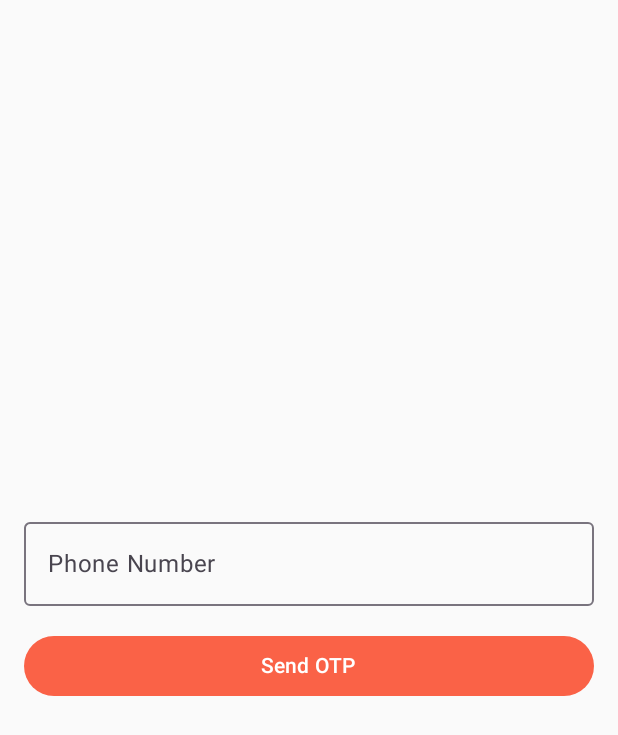
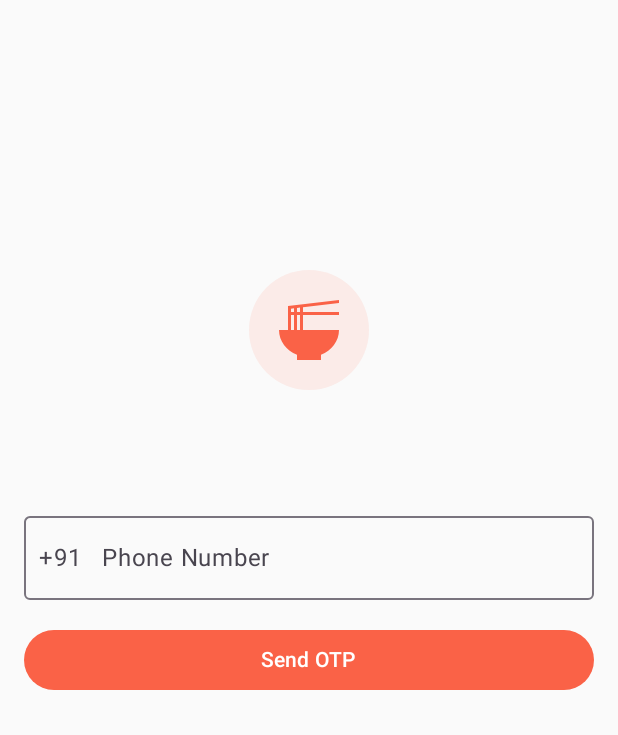
Before and after one commit to ramtechno90/Menu-app-UI, an Android app built with Jetpack Compose: the SignInScreen screen opened through its navigation route, after a tap on "Sign in with Phone Number", on a phone screen of 412 x 824 dp. Shown: the top 735 px of the screen. Run offline under Robolectric (Android 15) with nearby library versions, the phone set to English and light mode, and no system bars; our stand-ins replace Dagger/Hilt's generated code, Firebase (no records; nobody signed in at launch, a user with empty details on screens opened directly); 3 other taps on this screen came first.

Commit message:
feat: Enhance auth screens with header and phone prefix
This commit improves the user experience of the authentication flow by:
- Adding a consistent header with the app logo and restaurant name to the Sign-In, Sign-Up, and Phone Sign-In screens.
- Prepending the "+91" country code to the phone number input fields on the Sign-Up and Phone Sign-In screens to streamline user input.

These changes create a more polished and unified look and feel across the authentication journey.

```diff
--- a/app/src/main/java/com/example/menuapp/features/auth/PhoneSignInScreen.kt
+++ b/app/src/main/java/com/example/menuapp/features/auth/PhoneSignInScreen.kt
@@ -1,37 +1,77 @@
 package com.example.menuapp.features.auth
 
+import androidx.compose.foundation.background
 import androidx.compose.foundation.layout.*
+import androidx.compose.foundation.shape.CircleShape
+import androidx.compose.material.icons.Icons
+import androidx.compose.material.icons.filled.RamenDining
 import androidx.compose.material3.*
 import androidx.compose.runtime.*
 import androidx.compose.ui.Alignment
 import androidx.compose.ui.Modifier
+import androidx.compose.ui.draw.clip
+import androidx.compose.ui.text.style.TextAlign
 import androidx.compose.ui.unit.dp
+import androidx.compose.ui.unit.sp
 import androidx.hilt.navigation.compose.hiltViewModel
+import com.example.menuapp.features.welcome.WelcomeViewModel
 
 @Composable
 fun PhoneSignInScreen(
     onSendOtpClicked: (String) -> Unit,
-    viewModel: AuthViewModel = hiltViewModel()
+    authViewModel: AuthViewModel = hiltViewModel(),
+    welcomeViewModel: WelcomeViewModel = hiltViewModel()
 ) {
     var phoneNumber by remember { mutableStateOf("") }
-    val authState by viewModel.authState.collectAsState()
+    val authState by authViewModel.authState.collectAsState()
+    val restaurantName by welcomeViewModel.restaurantName.collectAsState()
 
     Column(
         modifier = Modifier
             .fillMaxSize()
             .padding(16.dp),
-        verticalArrangement = Arrangement.Center,
         horizontalAlignment = Alignment.CenterHorizontally
     ) {
+        Spacer(modifier = Modifier.weight(0.5f))
+
+        Column(
+            horizontalAlignment = Alignment.CenterHorizontally,
+            verticalArrangement = Arrangement.spacedBy(16.dp)
+        ) {
+            Box(
+                modifier = Modifier
+                    .size(80.dp)
+                    .clip(CircleShape)
+                    .background(MaterialTheme.colorScheme.primary.copy(alpha = 0.1f)),
+                contentAlignment = Alignment.Center
+            ) {
+                Icon(
+                    imageVector = Icons.Default.RamenDining,
+                    contentDescription = "App Logo",
+                    tint = MaterialTheme.colorScheme.primary,
+                    modifier = Modifier.size(48.dp)
+                )
+            }
+            Text(
+                text = restaurantName,
+                style = MaterialTheme.typography.headlineLarge.copy(fontSize = 24.sp),
+                textAlign = TextAlign.Center,
+                color = MaterialTheme.colorScheme.onBackground
+            )
+        }
+
+        Spacer(modifier = Modifier.height(32.dp))
+
         OutlinedTextField(
             value = phoneNumber,
             onValueChange = { phoneNumber = it },
             label = { Text("Phone Number") },
-            modifier = Modifier.fillMaxWidth()
+            modifier = Modifier.fillMaxWidth(),
+            leadingIcon = { Text("+91") }
         )
         Spacer(modifier = Modifier.height(16.dp))
         Button(
-            onClick = { onSendOtpClicked(phoneNumber) },
+            onClick = { onSendOtpClicked("+91$phoneNumber") },
             modifier = Modifier.fillMaxWidth(),
             enabled = authState !is AuthState.Loading
         ) {
@@ -46,5 +86,6 @@ fun PhoneSignInScreen(
             )
             else -> {}
         }
+        Spacer(modifier = Modifier.weight(1f))
     }
 }
--- a/app/src/main/java/com/example/menuapp/features/auth/SignInScreen.kt
+++ b/app/src/main/java/com/example/menuapp/features/auth/SignInScreen.kt
@@ -1,16 +1,23 @@
 package com.example.menuapp.features.auth
 
+import androidx.compose.foundation.background
 import androidx.compose.foundation.layout.*
+import androidx.compose.foundation.shape.CircleShape
 import androidx.compose.material.icons.Icons
 import androidx.compose.material.icons.filled.Phone
+import androidx.compose.material.icons.filled.RamenDining
 import androidx.compose.material3.*
 import androidx.compose.runtime.*
 import androidx.compose.ui.Alignment
 import androidx.compose.ui.Modifier
+import androidx.compose.ui.draw.clip
 import androidx.compose.ui.res.painterResource
+import androidx.compose.ui.text.style.TextAlign
 import androidx.compose.ui.unit.dp
+import androidx.compose.ui.unit.sp
 import androidx.hilt.navigation.compose.hiltViewModel
 import com.example.menuapp.R
+import com.example.menuapp.features.welcome.WelcomeViewModel
 
 @Composable
 fun SignInScreen(
@@ -18,11 +25,13 @@ fun SignInScreen(
     onNavigateToSignUp: () -> Unit,
     onGoogleSignInClicked: () -> Unit,
     onNavigateToPhoneSignIn: () -> Unit,
-    viewModel: AuthViewModel = hiltViewModel()
+    authViewModel: AuthViewModel = hiltViewModel(),
+    welcomeViewModel: WelcomeViewModel = hiltViewModel()
 ) {
     var email by remember { mutableStateOf("") }
     var password by remember { mutableStateOf("") }
-    val authState by viewModel.authState.collectAsState()
+    val authState by authViewModel.authState.collectAsState()
+    val restaurantName by welcomeViewModel.restaurantName.collectAsState()
 
     LaunchedEffect(authState) {
         if (authState is AuthState.Success) {
@@ -34,9 +43,38 @@ fun SignInScreen(
         modifier = Modifier
             .fillMaxSize()
             .padding(16.dp),
-        verticalArrangement = Arrangement.Center,
         horizontalAlignment = Alignment.CenterHorizontally
     ) {
+        Spacer(modifier = Modifier.weight(0.5f))
+
+        Column(
+            horizontalAlignment = Alignment.CenterHorizontally,
+            verticalArrangement = Arrangement.spacedBy(16.dp)
+        ) {
+            Box(
+                modifier = Modifier
+                    .size(80.dp)
+                    .clip(CircleShape)
+                    .background(MaterialTheme.colorScheme.primary.copy(alpha = 0.1f)),
+                contentAlignment = Alignment.Center
+            ) {
+                Icon(
+                    imageVector = Icons.Default.RamenDining,
+                    contentDescription = "App Logo",
+                    tint = MaterialTheme.colorScheme.primary,
+                    modifier = Modifier.size(48.dp)
+                )
+            }
+            Text(
+                text = restaurantName,
+                style = MaterialTheme.typography.headlineLarge.copy(fontSize = 24.sp),
+                textAlign = TextAlign.Center,
+                color = MaterialTheme.colorScheme.onBackground
+            )
+        }
+
+        Spacer(modifier = Modifier.height(32.dp))
+
         OutlinedTextField(
             value = email,
             onValueChange = { email = it },
@@ -52,7 +90,7 @@ fun SignInScreen(
         )
         Spacer(modifier = Modifier.height(16.dp))
         Button(
-            onClick = { viewModel.signIn(email, password) },
+            onClick = { authViewModel.signIn(email, password) },
             modifier = Modifier.fillMaxWidth(),
             enabled = authState !is AuthState.Loading
         ) {
@@ -74,6 +112,7 @@ fun SignInScreen(
             )
             else -> {}
         }
+        Spacer(modifier = Modifier.weight(1f))
     }
 }
 
```
Also changed, not shown: app/src/main/java/com/example/menuapp/features/auth/SignUpScreen.kt (+45 -5 lines).
